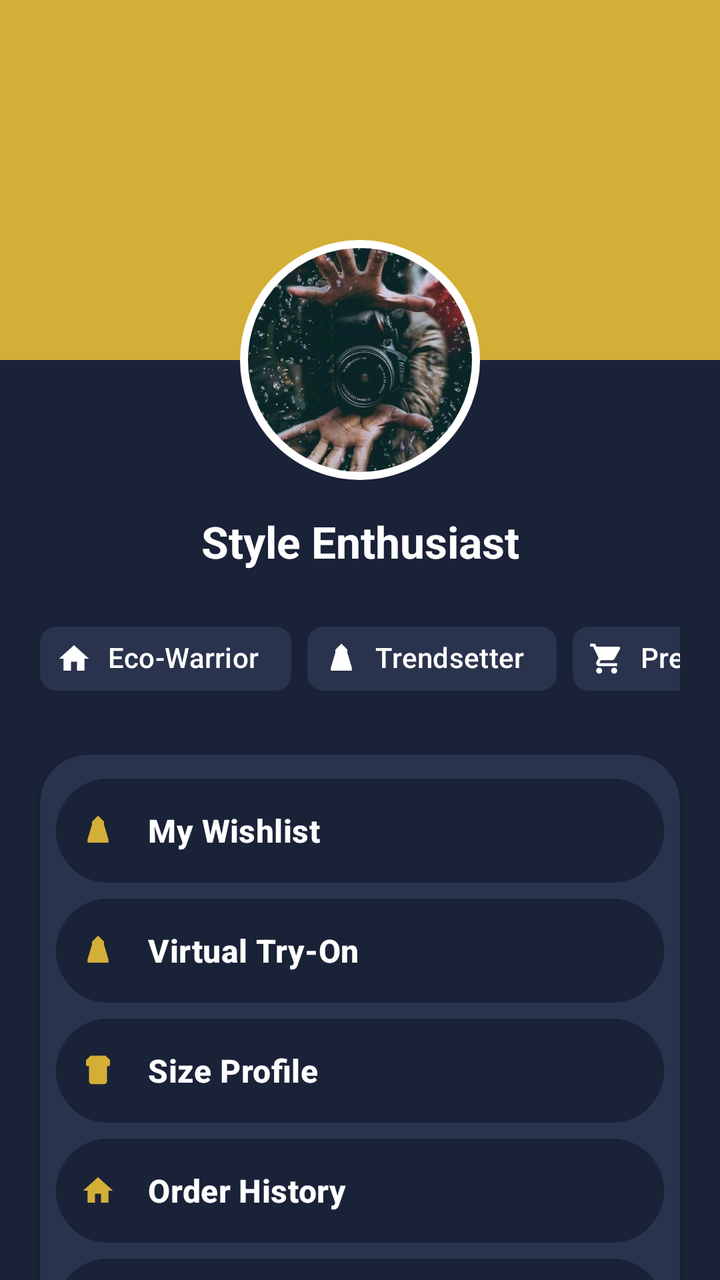
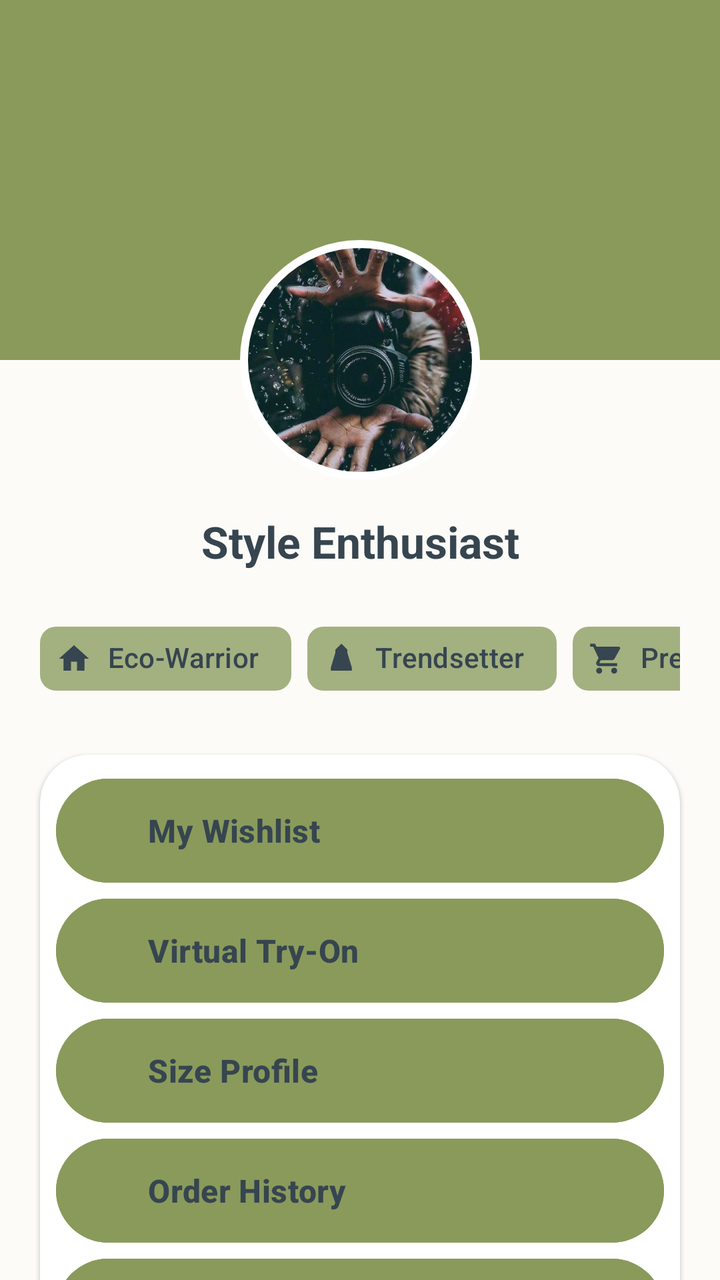

The first picture is an Android layout as it rendered before a commit; the second is the same layout after the commit. The layout source and the unified diff follow.
<!-- AndroidManifest.xml: application theme Theme.StyleNestBoutique -->
<!-- res/layout/fragment_profile.xml -->
<?xml version="1.0" encoding="utf-8"?>
<androidx.core.widget.NestedScrollView xmlns:android="http://schemas.android.com/apk/res/android"
    xmlns:app="http://schemas.android.com/apk/res-auto"
    xmlns:tools="http://schemas.android.com/tools"
    android:layout_width="match_parent"
    android:layout_height="match_parent"
    android:background="@color/primary_navy">

    <androidx.constraintlayout.widget.ConstraintLayout
        android:layout_width="match_parent"
        android:layout_height="wrap_content"
        android:paddingBottom="32dp">

        
        <View
            android:id="@+id/header_bg"
            android:layout_width="match_parent"
            android:layout_height="180dp"
            android:background="@color/brand_gold"
            app:layout_constraintTop_toTopOf="parent" />

        <com.google.android.material.imageview.ShapeableImageView
            android:id="@+id/profile_image"
            android:layout_width="120dp"
            android:layout_height="120dp"
            android:layout_marginTop="120dp"
            android:padding="2dp"
            android:scaleType="centerCrop"
            android:src="@drawable/profile"
            app:layout_constraintEnd_toEndOf="parent"
            app:layout_constraintStart_toStartOf="parent"
            app:layout_constraintTop_toTopOf="parent"
            app:shapeAppearanceOverlay="@style/ShapeAppearance.Material3.Corner.Full"
            app:strokeColor="#FFFFFF"
            app:strokeWidth="4dp" />

        <TextView
            android:id="@+id/user_name"
            android:layout_width="wrap_content"
            android:layout_height="wrap_content"
            android:layout_marginTop="16dp"
            android:text="Style Enthusiast"
            android:textAppearance="?attr/textAppearanceTitleLarge"
            android:textColor="#FFFFFF"
            android:textStyle="bold"
            app:layout_constraintEnd_toEndOf="parent"
            app:layout_constraintStart_toStartOf="parent"
            app:layout_constraintTop_toBottomOf="@id/profile_image" />

        
        <HorizontalScrollView
            android:id="@+id/badges_scroll"
            android:layout_width="match_parent"
            android:layout_height="wrap_content"
            android:layout_marginTop="20dp"
            android:paddingHorizontal="20dp"
            android:scrollbars="none"
            app:layout_constraintTop_toBottomOf="@id/user_name">

            <LinearLayout
                android:layout_width="wrap_content"
                android:layout_height="wrap_content"
                android:orientation="horizontal"
                android:paddingBottom="8dp">

                <com.google.android.material.chip.Chip
                    android:id="@+id/badge_eco"
                    style="@style/Widget.Material3.Chip.Assist"
                    android:layout_width="wrap_content"
                    android:layout_height="wrap_content"
                    android:layout_marginEnd="8dp"
                    android:text="Eco-Warrior"
                    android:textColor="#FFFFFF"
                    android:textStyle="bold"
                    app:chipBackgroundColor="@color/primary_navy_light"
                    app:chipIcon="@drawable/ic_home"
                    app:chipIconTint="#FFFFFF"
                    app:chipStrokeWidth="0dp" />

                <com.google.android.material.chip.Chip
                    android:id="@+id/badge_trend"
                    style="@style/Widget.Material3.Chip.Assist"
                    android:layout_width="wrap_content"
                    android:layout_height="wrap_content"
                    android:layout_marginEnd="8dp"
                    android:text="Trendsetter"
                    android:textColor="#FFFFFF"
                    android:textStyle="bold"
                    app:chipBackgroundColor="@color/primary_navy_light"
                    app:chipIcon="@drawable/ic_dress"
                    app:chipIconTint="#FFFFFF"
                    app:chipStrokeWidth="0dp" />

                <com.google.android.material.chip.Chip
                    android:id="@+id/badge_loyal"
                    style="@style/Widget.Material3.Chip.Assist"
                    android:layout_width="wrap_content"
                    android:layout_height="wrap_content"
                    android:text="Premium Member"
                    android:textColor="#FFFFFF"
                    android:textStyle="bold"
                    app:chipBackgroundColor="@color/primary_navy_light"
                    app:chipIcon="@drawable/ic_cart"
                    app:chipIconTint="#FFFFFF"
                    app:chipStrokeWidth="0dp" />
            </LinearLayout>
        </HorizontalScrollView>

        
        <com.google.android.material.card.MaterialCardView
            android:id="@+id/menu_card"
            style="?attr/materialCardViewElevatedStyle"
            android:layout_width="match_parent"
            android:layout_height="wrap_content"
            android:layout_marginHorizontal="20dp"
            android:layout_marginTop="16dp"
            app:cardBackgroundColor="@color/primary_navy_light"
            app:cardCornerRadius="24dp"
            app:layout_constraintTop_toBottomOf="@id/badges_scroll"
            app:strokeWidth="0dp">

            <LinearLayout
                android:layout_width="match_parent"
                android:layout_height="wrap_content"
                android:orientation="vertical"
                android:padding="8dp">

                <com.google.android.material.button.MaterialButton
                    android:id="@+id/wishlist_button"
                    style="@style/Widget.Material3.Button.TextButton"
                    android:layout_width="match_parent"
                    android:layout_height="60dp"
                    android:gravity="start|center_vertical"
                    android:text="My Wishlist"
                    android:textAppearance="?attr/textAppearanceTitleMedium"
                    android:textColor="#FFFFFF"
                    android:textStyle="bold"
                    app:icon="@drawable/ic_dress"
                    app:iconPadding="16dp"
                    app:iconTint="@color/brand_gold" />

                <com.google.android.material.button.MaterialButton
                    android:id="@+id/virtual_try_on_button"
                    style="@style/Widget.Material3.Button.TextButton"
                    android:layout_width="match_parent"
                    android:layout_height="60dp"
                    android:gravity="start|center_vertical"
                    android:text="Virtual Try-On"
                    android:textAppearance="?attr/textAppearanceTitleMedium"
                    android:textColor="#FFFFFF"
                    android:textStyle="bold"
                    app:icon="@drawable/ic_dress"
                    app:iconPadding="16dp"
                    app:iconTint="@color/brand_gold" />

                <com.google.android.material.button.MaterialButton
                    android:id="@+id/size_profile_button"
                    style="@style/Widget.Material3.Button.TextButton"
                    android:layout_width="match_parent"
                    android:layout_height="60dp"
                    android:gravity="start|center_vertical"
                    android:text="Size Profile"
                    android:textAppearance="?attr/textAppearanceTitleMedium"
                    android:textColor="#FFFFFF"
                    android:textStyle="bold"
                    app:icon="@drawable/ic_shirt"
                    app:iconPadding="16dp"
                    app:iconTint="@color/brand_gold" />

                <com.google.android.material.button.MaterialButton
                    android:id="@+id/order_history_button"
                    style="@style/Widget.Material3.Button.TextButton"
                    android:layout_width="match_parent"
                    android:layout_height="60dp"
                    android:gravity="start|center_vertical"
                    android:text="Order History"
                    android:textAppearance="?attr/textAppearanceTitleMedium"
                    android:textColor="#FFFFFF"
                    android:textStyle="bold"
                    app:icon="@drawable/ic_home"
                    app:iconPadding="16dp"
                    app:iconTint="@color/brand_gold" />

                <com.google.android.material.button.MaterialButton
                    android:id="@+id/style_rewards_button"
                    style="@style/Widget.Material3.Button.TextButton"
                    android:layout_width="match_parent"
                    android:layout_height="60dp"
                    android:gravity="start|center_vertical"
                    android:text="Style Rewards"
                    android:textAppearance="?attr/textAppearanceTitleMedium"
                    android:textColor="#FFFFFF"
                    android:textStyle="bold"
                    app:icon="@drawable/ic_cart"
                    app:iconPadding="16dp"
                    app:iconTint="@color/brand_gold" />

                <com.google.android.material.button.MaterialButton
                    android:id="@+id/style_quiz_button"
                    style="@style/Widget.Material3.Button.TextButton"
                    android:layout_width="match_parent"
                    android:layout_height="60dp"
                    android:gravity="start|center_vertical"
                    android:text="Style Quiz"
                    android:textAppearance="?attr/textAppearanceTitleMedium"
                    android:textColor="#FFFFFF"
                    android:textStyle="bold"
                    app:icon="@drawable/ic_shirt"
                    app:iconPadding="16dp"
                    app:iconTint="@color/brand_gold" />

                <com.google.android.material.button.MaterialButton
                    android:id="@+id/payment_methods_button"
                    style="@style/Widget.Material3.Button.TextButton"
                    android:layout_width="match_parent"
                    android:layout_height="60dp"
                    android:gravity="start|center_vertical"
                    android:text="Payment Methods"
                    android:textAppearance="?attr/textAppearanceTitleMedium"
                    android:textColor="#FFFFFF"
                    android:textStyle="bold"
                    app:icon="@drawable/ic_cart"
                    app:iconPadding="16dp"
                    app:iconTint="@color/brand_gold" />

                <com.google.android.material.button.MaterialButton
                    android:id="@+id/admin_dashboard_button"
                    style="@style/Widget.Material3.Button.TextButton"
                    android:layout_width="match_parent"
                    android:layout_height="60dp"
                    android:gravity="start|center_vertical"
                    android:text="Admin Dashboard"
                    android:textAppearance="?attr/textAppearanceTitleMedium"
                    android:textColor="#FFFFFF"
                    android:textStyle="bold"
                    app:icon="@drawable/ic_profile"
                    app:iconPadding="16dp"
                    app:iconTint="@color/brand_gold" />

            </LinearLayout>
        </com.google.android.material.card.MaterialCardView>

        
        <com.google.android.material.card.MaterialCardView
            android:id="@+id/settings_card"
            style="?attr/materialCardViewElevatedStyle"
            android:layout_width="match_parent"
            android:layout_height="wrap_content"
            android:layout_marginHorizontal="20dp"
            android:layout_marginTop="16dp"
            app:cardBackgroundColor="@color/primary_navy_light"
            app:cardCornerRadius="24dp"
            app:layout_constraintTop_toBottomOf="@id/menu_card"
            app:strokeWidth="0dp">

            <LinearLayout
                android:layout_width="match_parent"
                android:layout_height="wrap_content"
                android:orientation="vertical"
                android:padding="20dp">

                <TextView
                    android:layout_width="wrap_content"
                    android:layout_height="wrap_content"
                    android:layout_marginBottom="12dp"
                    android:text="App Preferences"
                    android:textAppearance="?attr/textAppearanceTitleSmall"
                    android:textColor="#FFFFFF"
                    android:textStyle="bold" />

                <LinearLayout
                    android:layout_width="match_parent"
                    android:layout_height="wrap_content"
                    android:gravity="center_vertical"
                    android:orientation="horizontal">

                    <TextView
                        android:layout_width="0dp"
                        android:layout_height="wrap_content"
                        android:layout_weight="1"
                        android:text="Dark Mode"
                        android:textAppearance="?attr/textAppearanceTitleMedium"
                        android:textColor="#FFFFFF"
                        android:textStyle="bold" />

                    <com.google.android.material.materialswitch.MaterialSwitch
                        android:id="@+id/theme_switch"
                        android:layout_width="wrap_content"
                        android:layout_height="wrap_content"
                        app:thumbTint="#FFFFFF"
                        app:trackTint="@color/brand_gold" />
                </LinearLayout>
            </LinearLayout>
        </com.google.android.material.card.MaterialCardView>

        
        <com.google.android.material.button.MaterialButton
            android:id="@+id/logout_button"
            style="@style/Widget.Material3.Button"
            android:layout_width="match_parent"
            android:layout_height="60dp"
            android:layout_marginHorizontal="20dp"
            android:layout_marginTop="32dp"
            android:backgroundTint="?attr/colorError"
            android:text="Logout"
            android:textColor="#FFFFFF"
            android:textStyle="bold"
            app:cornerRadius="12dp"
            app:layout_constraintTop_toBottomOf="@id/settings_card" />

    </androidx.constraintlayout.widget.ConstraintLayout>
</androidx.core.widget.NestedScrollView>
<!-- resources referenced by this layout -->
<resources>
  <color name="brand_gold">#D4AF37</color>
  <color name="primary_navy">#1A2238</color>
  <color name="primary_navy_light">#2A334D</color>
  <!-- drawable ic_dress (drawable) -->
  <vector xmlns:android="http://schemas.android.com/apk/res/android"
      android:width="200dp"
      android:height="200dp"
      android:viewportWidth="24"
      android:viewportHeight="24">
      <path
          android:fillColor="@color/brand_gold"
          android:pathData="M12,2L8,6v2l-3,10v2h14v-2L16,8V6L12,2z"/>
  </vector>
  <!-- drawable ic_home (drawable) -->
  <vector xmlns:android="http://schemas.android.com/apk/res/android"
      android:width="24dp"
      android:height="24dp"
      android:viewportWidth="24"
      android:viewportHeight="24">
      <path
          android:fillColor="#FF000000"
          android:pathData="M10,20V14H14V20H19V12H22L12,3L2,12H5V20H10Z" />
  </vector>
  <!-- drawable ic_shirt (drawable) -->
  <vector xmlns:android="http://schemas.android.com/apk/res/android"
      android:width="200dp"
      android:height="200dp"
      android:viewportWidth="24"
      android:viewportHeight="24">
      <path
          android:fillColor="#3F51B5"
          android:pathData="M7,2L4,5v3c0,0.55 0.45,1 1,1h1v10c0,1.1 0.9,2 2,2h8c1.1,0 2,-0.9 2,-2V9h1c0.55,0 1,-0.45 1,-1V5l-3,-3H7z"/>
  </vector>
  <style name="Theme.StyleNestBoutique" parent="Base.Theme.StyleNestBoutique" />
  <style name="Base.Theme.StyleNestBoutique" parent="Theme.Material3.DayNight.NoActionBar">
          
          <item name="colorPrimary">#1A2238</item>
          <item name="colorOnPrimary">#FFFFFF</item>
  
          
          <item name="colorPrimaryContainer">#FFFDF5</item> 
          <item name="colorOnPrimaryContainer">#1A2238</item>
  
          <item name="colorSecondary">#D4AF37</item>
          <item name="colorOnSecondary">#FFFFFF</item>
  
          
          <item name="android:windowBackground">#F8F9FA</item>
          <item name="colorSurface">#FFFFFF</item>
          <item name="colorOnSurface">#000000</item> 
          <item name="colorSurfaceVariant">#F1F3F4</item>
          <item name="colorOnSurfaceVariant">#202124</item> 
          <item name="colorOutline">#D4AF37</item>
          <item name="colorError">#D93025</item>
  
          
          <item name="materialButtonStyle">@style/StyleNest.Button</item>
          <item name="chipStyle">@style/StyleNest.Chip</item>
      </style>
  <style name="StyleNest.Button" parent="Widget.Material3.Button">
          <item name="android:backgroundTint">?attr/colorPrimary</item>
          <item name="android:textColor">?attr/colorOnPrimary</item>
          <item name="cornerRadius">8dp</item>
          <item name="android:textStyle">bold</item>
      </style>
  <style name="StyleNest.Chip" parent="Widget.Material3.Chip.Assist">
          <item name="chipBackgroundColor">?attr/colorSurface</item>
          <item name="android:textColor">?attr/colorOnSurface</item>
          <item name="chipIconTint">?attr/colorPrimary</item>
      </style>
  <!-- unchanged entries left out for length: 3 -->
</resources>

<!-- the commit's change to res/layout/fragment_profile.xml (unified diff, before → after) -->
@@ -4,7 +4,7 @@
     xmlns:tools="http://schemas.android.com/tools"
     android:layout_width="match_parent"
     android:layout_height="match_parent"
-    android:background="@color/primary_navy">
+    android:background="@color/app_background">
 
     <androidx.constraintlayout.widget.ConstraintLayout
         android:layout_width="match_parent"
@@ -16,7 +16,7 @@
             android:id="@+id/header_bg"
             android:layout_width="match_parent"
             android:layout_height="180dp"
-            android:background="@color/brand_gold"
+            android:background="@color/brand_sage"
             app:layout_constraintTop_toTopOf="parent" />
 
         <com.google.android.material.imageview.ShapeableImageView
@@ -31,7 +31,7 @@
             app:layout_constraintStart_toStartOf="parent"
             app:layout_constraintTop_toTopOf="parent"
             app:shapeAppearanceOverlay="@style/ShapeAppearance.Material3.Corner.Full"
-            app:strokeColor="#FFFFFF"
+            app:strokeColor="@color/white"
             app:strokeWidth="4dp" />
 
         <TextView
@@ -41,7 +41,7 @@
             android:layout_marginTop="16dp"
             android:text="Style Enthusiast"
             android:textAppearance="?attr/textAppearanceTitleLarge"
-            android:textColor="#FFFFFF"
+            android:textColor="@color/text_charcoal"
             android:textStyle="bold"
             app:layout_constraintEnd_toEndOf="parent"
             app:layout_constraintStart_toStartOf="parent"
@@ -70,11 +70,11 @@
                     android:layout_height="wrap_content"
                     android:layout_marginEnd="8dp"
                     android:text="Eco-Warrior"
-                    android:textColor="#FFFFFF"
-                    android:textStyle="bold"
-                    app:chipBackgroundColor="@color/primary_navy_light"
+                    android:textColor="@color/text_charcoal"
+                    android:textStyle="bold"
+                    app:chipBackgroundColor="@color/brand_sage_light"
                     app:chipIcon="@drawable/ic_home"
-                    app:chipIconTint="#FFFFFF"
+                    app:chipIconTint="@color/text_charcoal"
                     app:chipStrokeWidth="0dp" />
 
                 <com.google.android.material.chip.Chip
@@ -84,11 +84,11 @@
                     android:layout_height="wrap_content"
                     android:layout_marginEnd="8dp"
                     android:text="Trendsetter"
-                    android:textColor="#FFFFFF"
-                    android:textStyle="bold"
-                    app:chipBackgroundColor="@color/primary_navy_light"
+                    android:textColor="@color/text_charcoal"
+                    android:textStyle="bold"
+                    app:chipBackgroundColor="@color/brand_sage_light"
                     app:chipIcon="@drawable/ic_dress"
-                    app:chipIconTint="#FFFFFF"
+                    app:chipIconTint="@color/text_charcoal"
                     app:chipStrokeWidth="0dp" />
 
                 <com.google.android.material.chip.Chip
@@ -97,11 +97,11 @@
                     android:layout_width="wrap_content"
                     android:layout_height="wrap_content"
                     android:text="Premium Member"
-                    android:textColor="#FFFFFF"
-                    android:textStyle="bold"
-                    app:chipBackgroundColor="@color/primary_navy_light"
+                    android:textColor="@color/text_charcoal"
+                    android:textStyle="bold"
+                    app:chipBackgroundColor="@color/brand_sage_light"
                     app:chipIcon="@drawable/ic_cart"
-                    app:chipIconTint="#FFFFFF"
+                    app:chipIconTint="@color/text_charcoal"
                     app:chipStrokeWidth="0dp" />
             </LinearLayout>
         </HorizontalScrollView>
@@ -114,7 +114,7 @@
             android:layout_height="wrap_content"
             android:layout_marginHorizontal="20dp"
             android:layout_marginTop="16dp"
-            app:cardBackgroundColor="@color/primary_navy_light"
+            app:cardBackgroundColor="@color/white"
             app:cardCornerRadius="24dp"
             app:layout_constraintTop_toBottomOf="@id/badges_scroll"
             app:strokeWidth="0dp">
@@ -133,11 +133,11 @@
                     android:gravity="start|center_vertical"
                     android:text="My Wishlist"
                     android:textAppearance="?attr/textAppearanceTitleMedium"
-                    android:textColor="#FFFFFF"
+                    android:textColor="@color/text_charcoal"
                     android:textStyle="bold"
                     app:icon="@drawable/ic_dress"
                     app:iconPadding="16dp"
-                    app:iconTint="@color/brand_gold" />
+                    app:iconTint="@color/brand_sage" />
 
                 <com.google.android.material.button.MaterialButton
                     android:id="@+id/virtual_try_on_button"
@@ -147,11 +147,11 @@
                     android:gravity="start|center_vertical"
                     android:text="Virtual Try-On"
                     android:textAppearance="?attr/textAppearanceTitleMedium"
-                    android:textColor="#FFFFFF"
+                    android:textColor="@color/text_charcoal"
                     android:textStyle="bold"
                     app:icon="@drawable/ic_dress"
                     app:iconPadding="16dp"
-                    app:iconTint="@color/brand_gold" />
+                    app:iconTint="@color/brand_sage" />
 
                 <com.google.android.material.button.MaterialButton
                     android:id="@+id/size_profile_button"
@@ -161,11 +161,11 @@
                     android:gravity="start|center_vertical"
                     android:text="Size Profile"
                     android:textAppearance="?attr/textAppearanceTitleMedium"
-                    android:textColor="#FFFFFF"
+                    android:textColor="@color/text_charcoal"
                     android:textStyle="bold"
                     app:icon="@drawable/ic_shirt"
                     app:iconPadding="16dp"
-                    app:iconTint="@color/brand_gold" />
+                    app:iconTint="@color/brand_sage" />
 
                 <com.google.android.material.button.MaterialButton
                     android:id="@+id/order_history_button"
@@ -175,11 +175,11 @@
                     android:gravity="start|center_vertical"
                     android:text="Order History"
                     android:textAppearance="?attr/textAppearanceTitleMedium"
-                    android:textColor="#FFFFFF"
+                    android:textColor="@color/text_charcoal"
                     android:textStyle="bold"
                     app:icon="@drawable/ic_home"
                     app:iconPadding="16dp"
-                    app:iconTint="@color/brand_gold" />
+                    app:iconTint="@color/brand_sage" />
 
                 <com.google.android.material.button.MaterialButton
                     android:id="@+id/style_rewards_button"
@@ -189,11 +189,11 @@
                     android:gravity="start|center_vertical"
                     android:text="Style Rewards"
                     android:textAppearance="?attr/textAppearanceTitleMedium"
-                    android:textColor="#FFFFFF"
+                    android:textColor="@color/text_charcoal"
                     android:textStyle="bold"
                     app:icon="@drawable/ic_cart"
                     app:iconPadding="16dp"
-                    app:iconTint="@color/brand_gold" />
+                    app:iconTint="@color/brand_sage" />
 
                 <com.google.android.material.button.MaterialButton
                     android:id="@+id/style_quiz_button"
@@ -203,11 +203,11 @@
                     android:gravity="start|center_vertical"
                     android:text="Style Quiz"
                     android:textAppearance="?attr/textAppearanceTitleMedium"
-                    android:textColor="#FFFFFF"
+                    android:textColor="@color/text_charcoal"
                     android:textStyle="bold"
                     app:icon="@drawable/ic_shirt"
                     app:iconPadding="16dp"
-                    app:iconTint="@color/brand_gold" />
+                    app:iconTint="@color/brand_sage" />
 
                 <com.google.android.material.button.MaterialButton
                     android:id="@+id/payment_methods_button"
@@ -217,11 +217,11 @@
                     android:gravity="start|center_vertical"
                     android:text="Payment Methods"
                     android:textAppearance="?attr/textAppearanceTitleMedium"
-                    android:textColor="#FFFFFF"
+                    android:textColor="@color/text_charcoal"
                     android:textStyle="bold"
                     app:icon="@drawable/ic_cart"
                     app:iconPadding="16dp"
-                    app:iconTint="@color/brand_gold" />
+                    app:iconTint="@color/brand_sage" />
 
                 <com.google.android.material.button.MaterialButton
                     android:id="@+id/admin_dashboard_button"
@@ -231,11 +231,11 @@
                     android:gravity="start|center_vertical"
                     android:text="Admin Dashboard"
                     android:textAppearance="?attr/textAppearanceTitleMedium"
-                    android:textColor="#FFFFFF"
+                    android:textColor="@color/text_charcoal"
                     android:textStyle="bold"
                     app:icon="@drawable/ic_profile"
                     app:iconPadding="16dp"
-                    app:iconTint="@color/brand_gold" />
+                    app:iconTint="@color/brand_sage" />
 
             </LinearLayout>
         </com.google.android.material.card.MaterialCardView>
@@ -248,7 +248,7 @@
             android:layout_height="wrap_content"
             android:layout_marginHorizontal="20dp"
             android:layout_marginTop="16dp"
-            app:cardBackgroundColor="@color/primary_navy_light"
+            app:cardBackgroundColor="@color/white"
             app:cardCornerRadius="24dp"
             app:layout_constraintTop_toBottomOf="@id/menu_card"
             app:strokeWidth="0dp">
@@ -265,7 +265,7 @@
                     android:layout_marginBottom="12dp"
                     android:text="App Preferences"
                     android:textAppearance="?attr/textAppearanceTitleSmall"
-                    android:textColor="#FFFFFF"
+                    android:textColor="@color/text_charcoal"
                     android:textStyle="bold" />
 
                 <LinearLayout
@@ -280,15 +280,15 @@
                         android:layout_weight="1"
                         android:text="Dark Mode"
                         android:textAppearance="?attr/textAppearanceTitleMedium"
-                        android:textColor="#FFFFFF"
+                        android:textColor="@color/text_charcoal"
                         android:textStyle="bold" />
 
                     <com.google.android.material.materialswitch.MaterialSwitch
                         android:id="@+id/theme_switch"
                         android:layout_width="wrap_content"
                         android:layout_height="wrap_content"
-                        app:thumbTint="#FFFFFF"
-                        app:trackTint="@color/brand_gold" />
+                        app:thumbTint="@color/white"
+                        app:trackTint="@color/brand_sage" />
                 </LinearLayout>
             </LinearLayout>
         </com.google.android.material.card.MaterialCardView>
@@ -301,9 +301,9 @@
             android:layout_height="60dp"
             android:layout_marginHorizontal="20dp"
             android:layout_marginTop="32dp"
-            android:backgroundTint="?attr/colorError"
+            android:backgroundTint="@color/sale_red"
             android:text="Logout"
-            android:textColor="#FFFFFF"
+            android:textColor="@color/white"
             android:textStyle="bold"
             app:cornerRadius="12dp"
             app:layout_constraintTop_toBottomOf="@id/settings_card" />
<!-- resource entries referenced after the edit -->
@@ -1,8 +1,12 @@
 <!-- resources referenced by this layout -->
 <resources>
-  <color name="brand_gold">#D4AF37</color>
-  <color name="primary_navy">#1A2238</color>
-  <color name="primary_navy_light">#2A334D</color>
+  <color name="app_background">#FDFBF7</color>
+  <color name="brand_sage">#8A9A5B</color>
+  <color name="brand_sage_light">#A3B080</color>
+  <color name="sale_red">#D32F2F</color>
+  <color name="text_charcoal">#36454F</color>
+  <color name="white">#FFFFFF</color>
+  <color name="brand_gold">#E2725B</color>
   <!-- drawable ic_dress (drawable) -->
   <vector xmlns:android="http://schemas.android.com/apk/res/android"
       android:width="200dp"
@@ -36,39 +40,47 @@
   <style name="Theme.StyleNestBoutique" parent="Base.Theme.StyleNestBoutique" />
   <style name="Base.Theme.StyleNestBoutique" parent="Theme.Material3.DayNight.NoActionBar">
           
-          <item name="colorPrimary">#1A2238</item>
-          <item name="colorOnPrimary">#FFFFFF</item>
+          <item name="colorPrimary">@color/brand_sage</item>
+          <item name="colorOnPrimary">@color/white</item>
+          <item name="colorPrimaryContainer">@color/brand_sage_light</item>
+          <item name="colorOnPrimaryContainer">@color/brand_sage_dark</item>
   
           
-          <item name="colorPrimaryContainer">#FFFDF5</item> 
-          <item name="colorOnPrimaryContainer">#1A2238</item>
-  
-          <item name="colorSecondary">#D4AF37</item>
-          <item name="colorOnSecondary">#FFFFFF</item>
+          <item name="colorSecondary">@color/accent_terracotta</item>
+          <item name="colorOnSecondary">@color/white</item>
+          <item name="colorSecondaryContainer">@color/accent_terracotta_dark</item>
+          <item name="colorOnSecondaryContainer">@color/white</item>
   
           
-          <item name="android:windowBackground">#F8F9FA</item>
-          <item name="colorSurface">#FFFFFF</item>
-          <item name="colorOnSurface">#000000</item> 
-          <item name="colorSurfaceVariant">#F1F3F4</item>
-          <item name="colorOnSurfaceVariant">#202124</item> 
-          <item name="colorOutline">#D4AF37</item>
-          <item name="colorError">#D93025</item>
+          <item name="android:windowBackground">@color/app_background</item>
+          <item name="colorSurface">@color/app_background</item>
+          <item name="colorOnSurface">@color/text_charcoal</item>
+          <item name="colorSurfaceVariant">@color/warm_sand_dark</item>
+          <item name="colorOnSurfaceVariant">@color/text_charcoal_light</item>
+  
+          <item name="colorOutline">@color/brand_sage_dark</item>
+          <item name="colorError">@color/sale_red</item>
   
           
           <item name="materialButtonStyle">@style/StyleNest.Button</item>
           <item name="chipStyle">@style/StyleNest.Chip</item>
       </style>
+  <color name="brand_sage_dark">#556B2F</color>
+  <color name="accent_terracotta">#E2725B</color>
+  <color name="accent_terracotta_dark">#BF4F36</color>
+  <color name="warm_sand_dark">#F5F0E6</color>
+  <color name="text_charcoal_light">#546E7A</color>
   <style name="StyleNest.Button" parent="Widget.Material3.Button">
-          <item name="android:backgroundTint">?attr/colorPrimary</item>
-          <item name="android:textColor">?attr/colorOnPrimary</item>
-          <item name="cornerRadius">8dp</item>
+          <item name="android:backgroundTint">@color/brand_sage</item>
+          <item name="android:textColor">@color/white</item>
+          <item name="cornerRadius">12dp</item>
           <item name="android:textStyle">bold</item>
       </style>
   <style name="StyleNest.Chip" parent="Widget.Material3.Chip.Assist">
-          <item name="chipBackgroundColor">?attr/colorSurface</item>
-          <item name="android:textColor">?attr/colorOnSurface</item>
-          <item name="chipIconTint">?attr/colorPrimary</item>
+          <item name="chipBackgroundColor">@color/warm_sand_dark</item>
+          <item name="android:textColor">@color/text_charcoal</item>
+          <item name="chipIconTint">@color/brand_sage</item>
+          <item name="shapeAppearance">@style/ShapeAppearance.Material3.Corner.Medium</item>
       </style>
   <!-- unchanged entries left out for length: 3 -->
 </resources>
